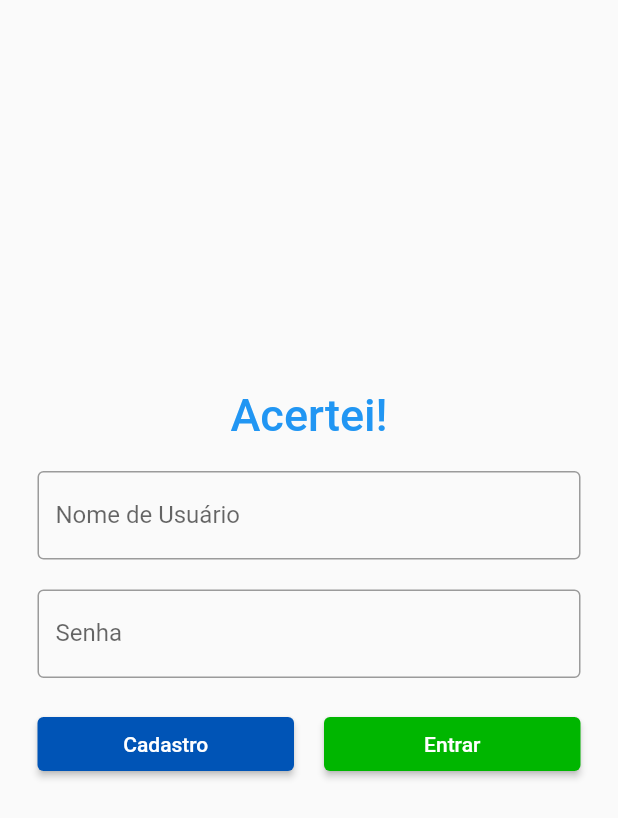
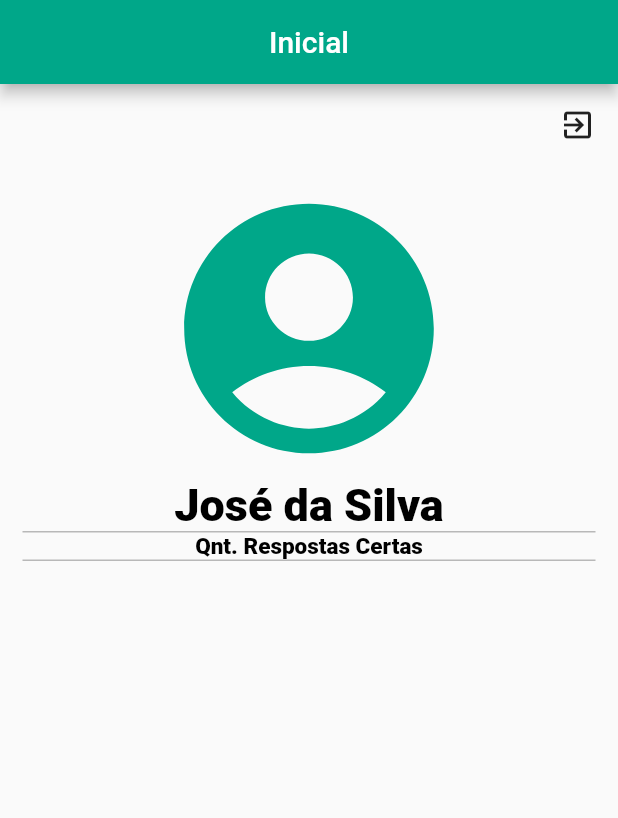
Before and after one commit to gilneyjr/acertei, a Flutter app: the screen it shows after launch, on a phone screen of 412 x 824 dp. Shown: the top 818 px of the screen. Run offline on Flutter 3.47's test engine with Material 2 defaults, Android fonts, the light colour scheme and no system bars.

Commit message:
Tela inicial (em andamento)

```diff
--- a/lib/main.dart
+++ b/lib/main.dart
@@ -1,6 +1,7 @@
 import 'package:acertei/pages/login.dart';
+import 'package:acertei/pages/inicial.dart';
 import 'package:flutter/material.dart';
 
 void main() {
-  runApp(MaterialApp(title: "Acertei!", home: Login()));
+  runApp(MaterialApp(title: "Acertei!", home: Inicial()));
 }
--- /dev/null
+++ b/lib/pages/inicial.dart
@@ -0,0 +1,90 @@
+import 'package:acertei/pages/login.dart';
+import 'package:flutter/material.dart';
+
+class Inicial extends StatefulWidget {
+  @override
+  State<StatefulWidget> createState() => InicialState();
+}
+
+class InicialState extends State<Inicial> {
+  Color placeholderColor = Color(0xA0A0A0FF);
+  Color textColor = Color(0x252525FF);
+  TextEditingController usuarioController = TextEditingController();
+
+  @override
+  Widget build(BuildContext context) {
+    return Scaffold(
+      appBar: AppBar(
+        centerTitle: true,
+        title: Text('Inicial'),
+        backgroundColor: Color(0xFF00A789),
+      ),
+      body: Container(
+        padding: EdgeInsets.fromLTRB(15, 15, 15, 60),
+        child: Column(
+          // mainAxisAlignment: MainAxisAlignment.center,
+          children: [
+            Container(
+              alignment: Alignment.topRight,
+              padding: EdgeInsets.all(0),
+              child: IconButton(
+                padding: EdgeInsets.fromLTRB(0, 0, 0, 0),
+                alignment: Alignment.topRight,
+                icon: Icon(Icons.exit_to_app),
+                tooltip: 'Sair',
+                onPressed: () {
+                  Navigator.push(
+                    context,
+                    MaterialPageRoute(builder: (context) => Login()),
+                  );
+                },
+              ),
+            ),
+            Container(
+              alignment: Alignment.center,
+              padding: EdgeInsets.all(0),
+              child: IconButton(
+                padding: EdgeInsets.fromLTRB(0, 0, 0, 0),
+                alignment: Alignment.center,
+                iconSize: 200,
+                color: Color(0xFF00A789),
+                icon: Icon(Icons.account_circle),
+                onPressed: () {},
+              ),
+            ),
+            Container(
+              alignment: Alignment.center,
+              padding: EdgeInsets.all(0),
+              child: Text(
+                  'José da Silva',
+                  style: TextStyle(
+                      color: Colors.black,
+                      fontWeight: FontWeight.w900,
+                      fontSize: 30
+                  ),
+              ),
+            ),
+            Container(
+              decoration: const BoxDecoration(
+                border: Border(
+                  top: BorderSide(width: 1.0, color: Color(0xFFB8B8B8)),
+                  bottom: BorderSide(width: 1.0, color: Color(0xFFB8B8B8)),
+                ),
+              ),
+              alignment: Alignment.center,
+              padding: EdgeInsets.fromLTRB(0, 0, 0, 0),
+              child: Text(
+                'Qnt. Respostas Certas',
+                style: TextStyle(
+                    color: Colors.black,
+                    fontWeight: FontWeight.w900,
+                    fontSize: 15
+                ),
+              ),
+            ),
+          ],
+        ),
+      ),
+    );
+  }
+}
--- a/pubspec.yaml
+++ b/pubspec.yaml
@@ -45,9 +45,8 @@ flutter:
   uses-material-design: true
 
   # To add assets to your application, add an assets section, like this:
-  # assets:
-  #   - images/a_dot_burr.jpeg
-  #   - images/a_dot_ham.jpeg
+  assets:
+     - lib/assets/icons/exit.png
 
   # An image asset can refer to one or more resolution-specific "variants", see
   # https://flutter.dev/assets-and-images/#resolution-aware.
```
Also changed, not shown: lib/assets/icons/exit.png (added), 1 other file.
